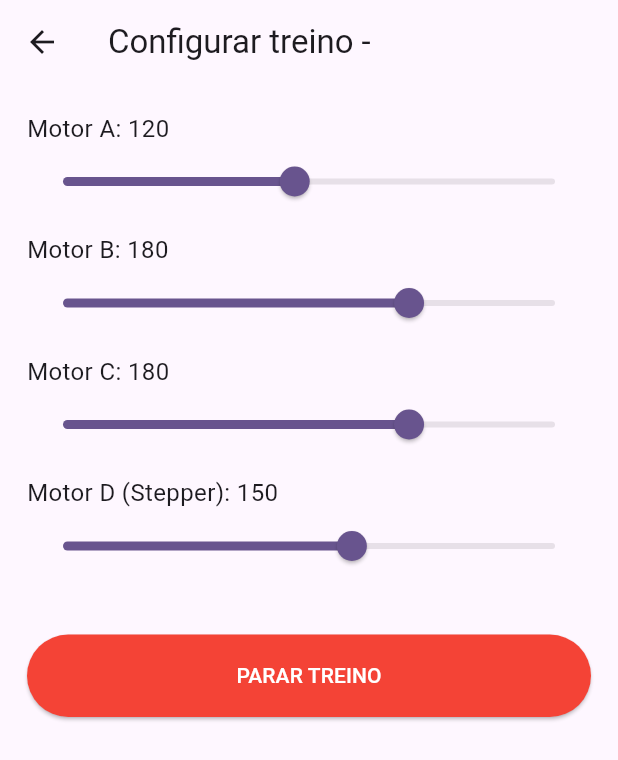
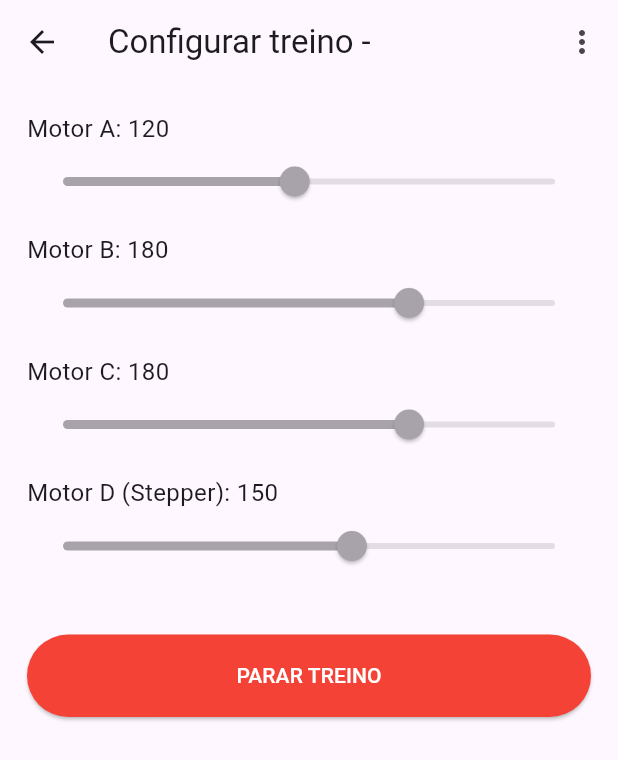
Before and after one commit to alfaGefersona/oi25cp, a Flutter app: the TrainingControlPage screen opened directly with empty values, after a tap on "INICIAR TREINO", on a phone screen of 412 x 824 dp. Shown: the top 760 px of the screen. Run offline on Flutter 3.47's test engine with Material 3 defaults, Android fonts, the phone set to English and light mode, and no system bars; our stand-ins replace permission_handler, shared_preferences; missing offline and left inert: wifi_iot; accounts and stored records are empty.

Commit message:
feat: adiciona botao de edi;ao do treino feat: adiciona sharedPreferences feat: alteara Icone

```diff
--- a/lib/app/main_app.dart
+++ b/lib/app/main_app.dart
@@ -15,7 +15,7 @@ class MainApp extends StatefulWidget {
 
 class _MainAppState extends State<MainApp> {
   int index = 0;
-  final pages = const [HomePage(), TrainingPage(), WifiConnectPage(), WifiSocketPage()];
+  final pages = const [TrainingPage(), WifiConnectPage(), WifiSocketPage()];
 
   @override
   Widget build(BuildContext context) {
@@ -25,10 +25,9 @@ class _MainAppState extends State<MainApp> {
         currentIndex: index,
         onTap: (i) => setState(() => index = i),
         items: const [
-          BottomNavigationBarItem(icon: Icon(Icons.home), label: "Home"),
           BottomNavigationBarItem(icon: Icon(Icons.sports_tennis), label: "Treinos"),
           BottomNavigationBarItem(icon: Icon(Icons.wifi), label: "Wi-Fi"),
-          BottomNavigationBarItem(icon: Icon(Icons.wifi), label: "TesteSocket"),
+          BottomNavigationBarItem(icon: Icon(Icons.build), label: "TesteSocket"),
         ],
       ),
     );
--- /dev/null
+++ b/lib/features/training/data/training_storage.dart
@@ -0,0 +1,32 @@
+import 'package:shared_preferences/shared_preferences.dart';
+
+class TrainingStorage {
+  final String trainingKey;
+
+  TrainingStorage(this.trainingKey);
+
+  Future<Map<String, double>> load() async {
+    final prefs = await SharedPreferences.getInstance();
+
+    return {
+      'motor1': prefs.getDouble('${trainingKey}_m1') ?? 120,
+      'motor2': prefs.getDouble('${trainingKey}_m2') ?? 180,
+      'motor3': prefs.getDouble('${trainingKey}_m3') ?? 180,
+      'motor4': prefs.getDouble('${trainingKey}_m4') ?? 150,
+    };
+  }
+
+  Future<void> save({
+    required double motor1,
+    required double motor2,
+    required double motor3,
+    required double motor4,
+  }) async {
+    final prefs = await SharedPreferences.getInstance();
+
+    await prefs.setDouble('${trainingKey}_m1', motor1);
+    await prefs.setDouble('${trainingKey}_m2', motor2);
+    await prefs.setDouble('${trainingKey}_m3', motor3);
+    await prefs.setDouble('${trainingKey}_m4', motor4);
+  }
+}
--- a/lib/features/training/presentation/training_control_page.dart
+++ b/lib/features/training/presentation/training_control_page.dart
@@ -1,5 +1,6 @@
 import 'package:flutter/material.dart';
 import 'package:oi25cp/features/connection/service/esp_socket_service.dart';
+import 'package:oi25cp/features/training/data/training_storage.dart';
 
 class TrainingControlPage extends StatefulWidget {
   final String trainingKey;
@@ -11,19 +12,24 @@ class TrainingControlPage extends StatefulWidget {
 }
 
 class _TrainingControlPageState extends State<TrainingControlPage> {
-  double motor1 = 120;
-  double motor2 = 180;
-  double motor3 = 180;
-  double motor4 = 150;
+  double motor1 = 0;
+  double motor2 = 0;
+  double motor3 = 0;
+  double motor4 = 0;
 
   bool trainingStarted = false;
+  bool editing = false;
 
   final esp = EspSocketService();
+
+  late TrainingStorage storage;
 
   @override
   void initState() {
     super.initState();
+    storage = TrainingStorage(widget.trainingKey);
     _connect();
+    _load();
   }
 
   Future<void> _connect() async {
@@ -33,6 +39,30 @@ class _TrainingControlPageState extends State<TrainingControlPage> {
     } catch (e) {
       print("Erro: $e");
     }
+  }
+
+  Future<void> _load() async {
+    final data = await storage.load();
+
+    setState(() {
+      motor1 = data['motor1']!;
+      motor2 = data['motor2']!;
+      motor3 = data['motor3']!;
+      motor4 = data['motor4']!;
+    });
+  }
+
+  Future<void> _save() async {
+    await storage.save(
+      motor1: motor1,
+      motor2: motor2,
+      motor3: motor3,
+      motor4: motor4,
+    );
+
+    ScaffoldMessenger.of(context).showSnackBar(
+      const SnackBar(content: Text('Treino salvo com sucesso!')),
+    );
   }
 
   Future<void> _startTraining() async {
@@ -65,7 +95,7 @@ class _TrainingControlPageState extends State<TrainingControlPage> {
           min: 0,
           max: 255,
           divisions: 255,
-          onChanged: onChange,
+          onChanged: editing ? onChange : null,
         ),
         const SizedBox(height: 10),
       ],
@@ -77,7 +107,23 @@ class _TrainingControlPageState extends State<TrainingControlPage> {
     return Scaffold(
       appBar: AppBar(
         title: Text("Configurar treino - ${widget.trainingKey}"),
+        actions: [
+          PopupMenuButton<String>(
+            onSelected: (value) {
+              if (value == "editar") {
+                setState(() => editing = true);
+              }
+            },
+            itemBuilder: (context) => [
+              const PopupMenuItem(
+                value: "editar",
+                child: Text("Habilitar edição"),
               ),
+            ],
+          ),
+        ],
+      ),
+
       body: Padding(
         padding: const EdgeInsets.all(18),
         child: Column(
@@ -90,26 +136,55 @@ class _TrainingControlPageState extends State<TrainingControlPage> {
 
             const SizedBox(height: 25),
 
+            if (!editing) ...[
               if (!trainingStarted)
                 ElevatedButton(
                   onPressed: _startTraining,
-                style: ElevatedButton.styleFrom(
-                  minimumSize: const Size(double.infinity, 55),
-                ),
+                  style: ElevatedButton.styleFrom(minimumSize: const Size(double.infinity, 55)),
                   child: const Text("INICIAR TREINO"),
                 )
               else
                 ElevatedButton(
                   onPressed: _stopTraining,
                   style: ElevatedButton.styleFrom(
+                    minimumSize: const Size(double.infinity, 55),
                     backgroundColor: Colors.red,
+                  ),
+                  child: const Text("PARAR TREINO", style: TextStyle(color: Colors.white)),
+                ),
+            ] else ...[
+              Row(
+                children: [
+                  Expanded(
+                    child: ElevatedButton(
+                      onPressed: () async {
+                        await _save();
+                        setState(() => editing = false);
+                      },
+                      style: ElevatedButton.styleFrom(
+                        backgroundColor: Colors.green,
                         minimumSize: const Size(double.infinity, 55),
                       ),
-                child: const Text(
-                  "PARAR TREINO",
-                  style: TextStyle(color: Colors.white),
+                      child: const Text("SALVAR", style: TextStyle(color: Colors.white)),
                     ),
                   ),
+                  const SizedBox(width: 12),
+                  Expanded(
+                    child: ElevatedButton(
+                      onPressed: () {
+                        setState(() => editing = false);
+                        _load(); // restaura valores do storage
+                      },
+                      style: ElevatedButton.styleFrom(
+                        backgroundColor: Colors.grey,
+                        minimumSize: const Size(double.infinity, 55),
+                      ),
+                      child: const Text("CANCELAR", style: TextStyle(color: Colors.white)),
+                    ),
+                  ),
+                ],
+              ),
+            ],
           ],
         ),
       ),
--- a/pubspec.yaml
+++ b/pubspec.yaml
@@ -34,6 +34,8 @@ dependencies:
   wifi_iot: ^0.3.19
   permission_handler: ^11.3.0
   web_socket_channel: ^3.0.1
+  shared_preferences: ^2.2.2
+
 
 
 
```
Also changed, not shown: pubspec.lock. Lines whose indentation alone changed are shown as unchanged.
